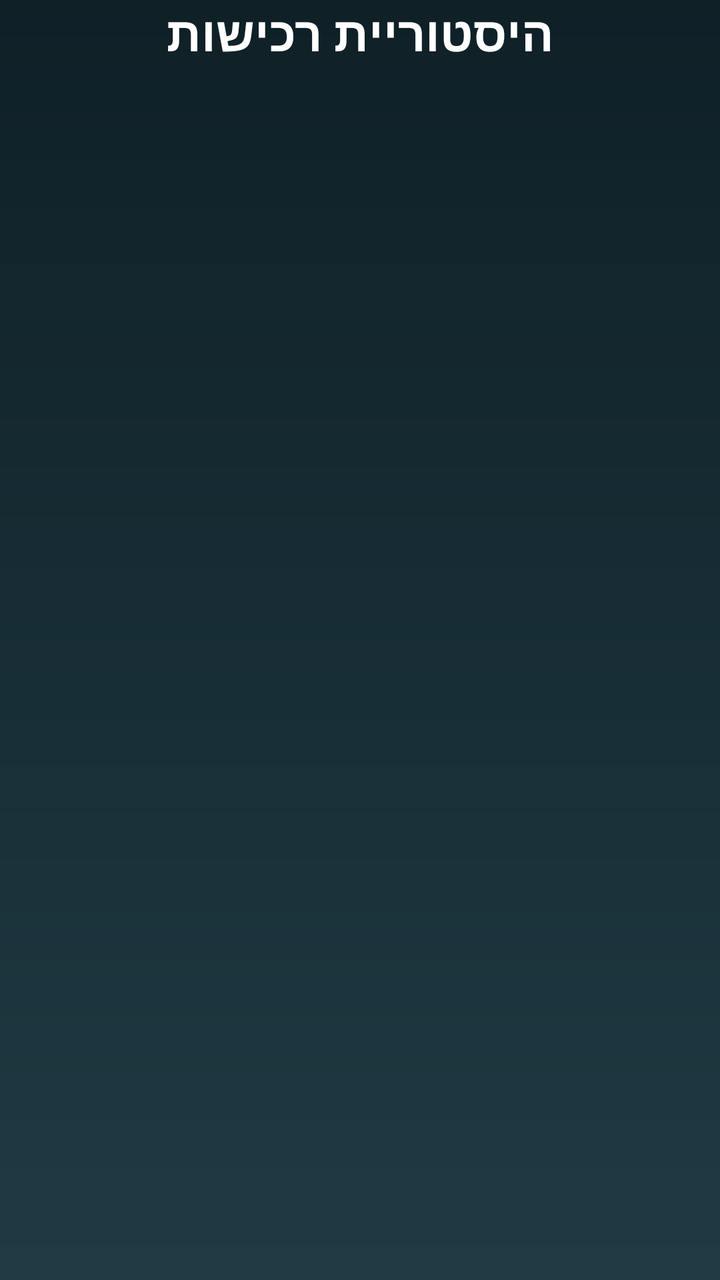
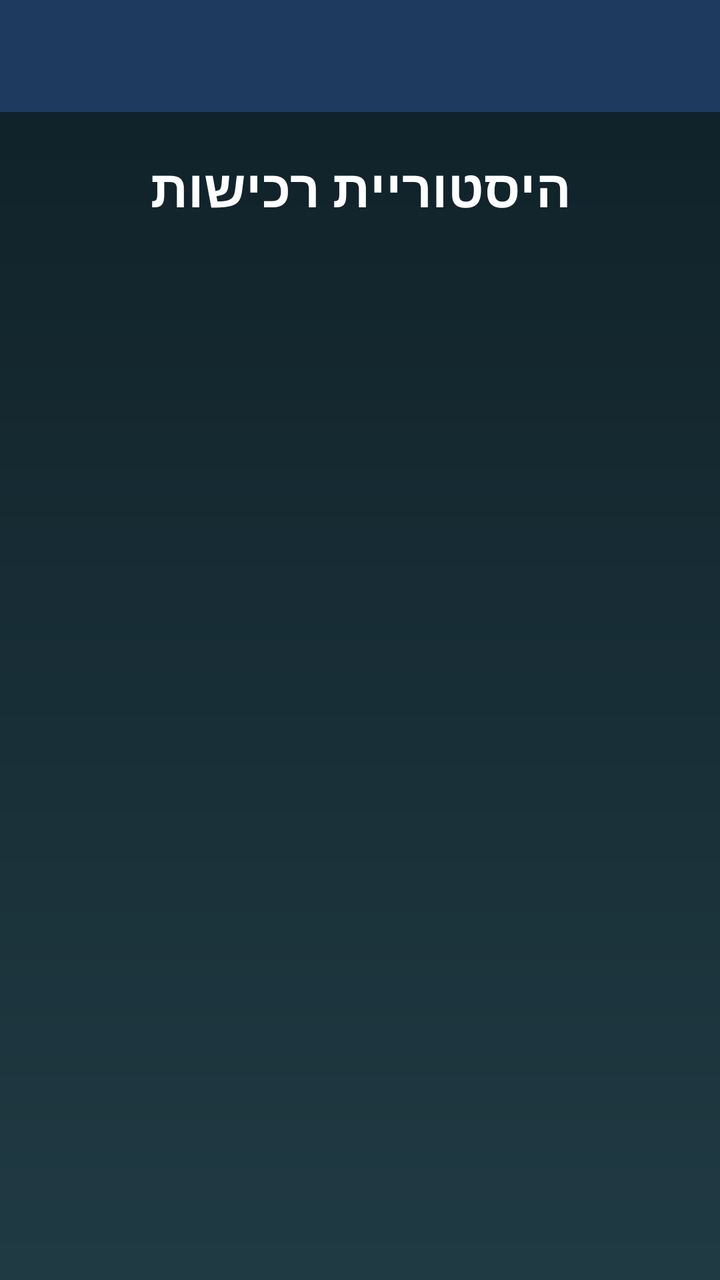

Before-and-after screenshots of an Android layout around one commit, followed by the original layout XML and the change that was made.
<!-- AndroidManifest.xml: application theme Theme.NoamNakavFinal -->
<!-- res/layout/activity_sales_history.xml -->
<?xml version="1.0" encoding="utf-8"?>
<LinearLayout xmlns:android="http://schemas.android.com/apk/res/android"
    android:layout_width="match_parent"
    android:layout_height="match_parent"
    android:background="@drawable/bg_admin"
    android:orientation="vertical">

    <TextView
        android:layout_width="wrap_content"
        android:layout_height="wrap_content"
        android:textColor="@color/white"
        android:text="היסטוריית רכישות"
        android:textSize="24sp"
        android:textStyle="bold"
        android:layout_gravity="center"
        android:layout_marginBottom="16dp"
        />

    <androidx.recyclerview.widget.RecyclerView
        android:id="@+id/rvSalesHistory"
        android:layout_width="match_parent"
        android:layout_height="match_parent"
        android:textColor="@color/white"
        android:padding="8dp" />
</LinearLayout>
<!-- resources referenced by this layout -->
<resources>
  <color name="white">#FFFFFFFF</color>
  <!-- drawable bg_admin (drawable) -->
  <?xml version="1.0" encoding="utf-8"?>
  <shape xmlns:android="http://schemas.android.com/apk/res/android">
      <gradient
          android:startColor="#0F2027"
          android:endColor="#203A43"
          android:angle="270"/>
  </shape>
  <style name="Theme.NoamNakavFinal" parent="Base.Theme.NoamNakavFinal" />
  <style name="Base.Theme.NoamNakavFinal" parent="Theme.AppCompat.DayNight.NoActionBar">
          
          
      </style>
</resources>

<!-- the commit's change to res/layout/activity_sales_history.xml (unified diff, before → after) -->
@@ -1,25 +1,45 @@
 <?xml version="1.0" encoding="utf-8"?>
-<LinearLayout xmlns:android="http://schemas.android.com/apk/res/android"
+<androidx.constraintlayout.widget.ConstraintLayout
+    xmlns:android="http://schemas.android.com/apk/res/android"
+    xmlns:app="http://schemas.android.com/apk/res-auto"
+    xmlns:tools="http://schemas.android.com/tools"
+    android:id="@+id/main_sales_history"
     android:layout_width="match_parent"
     android:layout_height="match_parent"
     android:background="@drawable/bg_admin"
-    android:orientation="vertical">
+    tools:context=".SalesHistoryActivity"> <androidx.appcompat.widget.Toolbar
+    android:id="@+id/toolbar"
+    android:layout_width="match_parent"
+    android:layout_height="?attr/actionBarSize"
+    android:background="#1F3A5F"
+    app:titleTextColor="#FFFFFF"
+    app:layout_constraintTop_toTopOf="parent"
+    app:layout_constraintStart_toStartOf="parent"
+    app:layout_constraintEnd_toEndOf="parent" />
 
     <TextView
+        android:id="@+id/tvSalesHistoryTitle"
         android:layout_width="wrap_content"
         android:layout_height="wrap_content"
-        android:textColor="@color/white"
+        android:layout_marginTop="20dp"
         android:text="היסטוריית רכישות"
-        android:textSize="24sp"
+        android:textColor="#FFFFFF"
+        android:textSize="26sp"
         android:textStyle="bold"
-        android:layout_gravity="center"
-        android:layout_marginBottom="16dp"
-        />
+        app:layout_constraintTop_toBottomOf="@id/toolbar"
+        app:layout_constraintStart_toStartOf="parent"
+        app:layout_constraintEnd_toEndOf="parent" />
 
     <androidx.recyclerview.widget.RecyclerView
         android:id="@+id/rvSalesHistory"
-        android:layout_width="match_parent"
-        android:layout_height="match_parent"
-        android:textColor="@color/white"
-        android:padding="8dp" />
-</LinearLayout>
+        android:layout_width="0dp"
+        android:layout_height="0dp"
+        android:layout_marginTop="20dp"
+        android:padding="8dp"
+        android:clipToPadding="false"
+        app:layout_constraintTop_toBottomOf="@id/tvSalesHistoryTitle"
+        app:layout_constraintBottom_toBottomOf="parent"
+        app:layout_constraintStart_toStartOf="parent"
+        app:layout_constraintEnd_toEndOf="parent" />
+
+</androidx.constraintlayout.widget.ConstraintLayout>
<!-- resource entries referenced after the edit -->
@@ -1,6 +1,5 @@
 <!-- resources referenced by this layout -->
 <resources>
-  <color name="white">#FFFFFFFF</color>
   <!-- drawable bg_admin (drawable) -->
   <?xml version="1.0" encoding="utf-8"?>
   <shape xmlns:android="http://schemas.android.com/apk/res/android">
